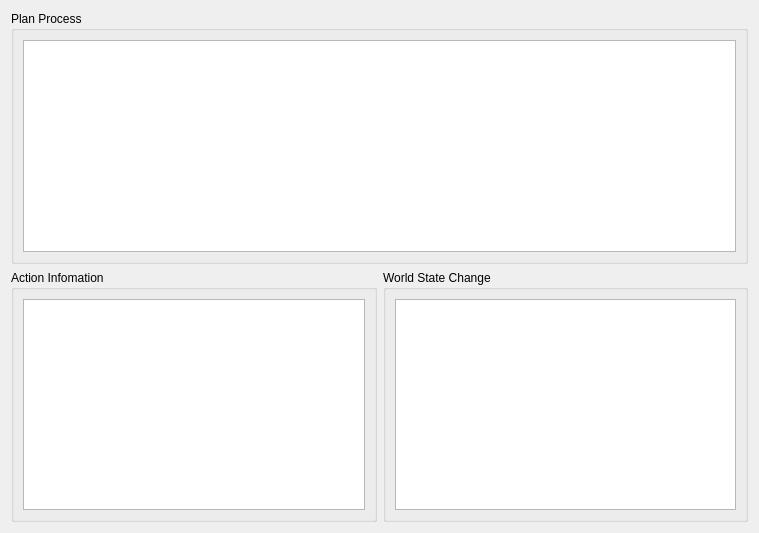
The window that KAVI/forms/PlanValidationDialog.ui (xuanjianwu/KAVI) describes before a commit, drawn with Qt 5.
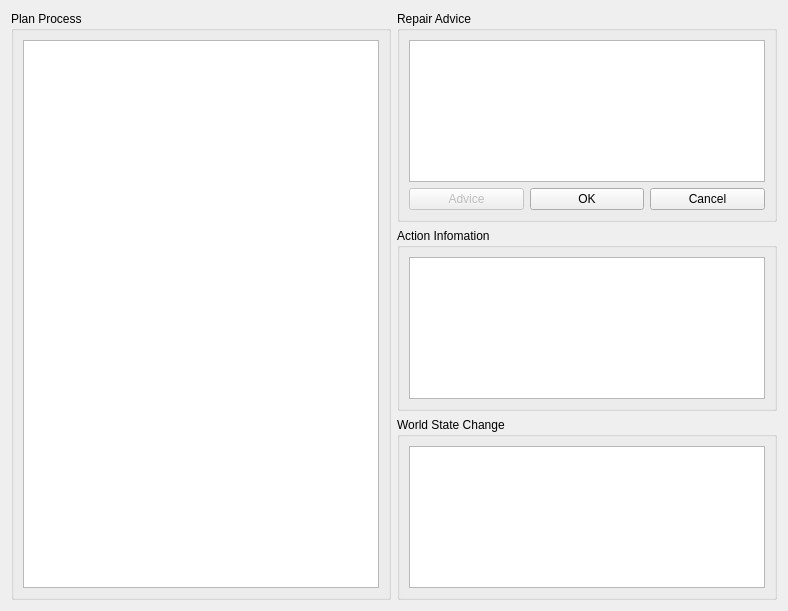
The same window after the commit.

Commit message: update PlanValidationDialog: show PlanProcess and repair advice

What changed in the file:
```diff
--- a/KAVI/forms/PlanValidationDialog.ui
+++ b/KAVI/forms/PlanValidationDialog.ui
@@ -6,20 +6,85 @@
    <rect>
     <x>0</x>
     <y>0</y>
-    <width>759</width>
-    <height>533</height>
+    <width>788</width>
+    <height>611</height>
    </rect>
   </property>
   <property name="windowTitle">
    <string>Plan validation</string>
   </property>
-  <layout class="QGridLayout" name="gridLayout_4">
-   <item row="1" column="0">
+  <layout class="QGridLayout" name="gridLayout_5">
+   <item row="0" column="0" rowspan="3">
+    <widget class="QGroupBox" name="planProcess">
+     <property name="title">
+      <string>Plan Process</string>
+     </property>
+     <layout class="QGridLayout" name="gridLayout_4">
+      <item row="0" column="0">
+       <widget class="QTableWidget" name="actionsTable">
+        <property name="dragEnabled">
+         <bool>true</bool>
+        </property>
+        <attribute name="verticalHeaderCascadingSectionResizes">
+         <bool>false</bool>
+        </attribute>
+        <attribute name="verticalHeaderStretchLastSection">
+         <bool>false</bool>
+        </attribute>
+       </widget>
+      </item>
+     </layout>
+    </widget>
+   </item>
+   <item row="0" column="1">
+    <widget class="QGroupBox" name="repairAdvice">
+     <property name="enabled">
+      <bool>true</bool>
+     </property>
+     <property name="title">
+      <string>Repair Advice</string>
+     </property>
+     <layout class="QGridLayout" name="gridLayout">
+      <item row="0" column="0" colspan="3">
+       <widget class="QTextEdit" name="advice">
+        <property name="readOnly">
+         <bool>true</bool>
+        </property>
+       </widget>
+      </item>
+      <item row="1" column="0">
+       <widget class="QPushButton" name="repair">
+        <property name="enabled">
+         <bool>false</bool>
+        </property>
+        <property name="text">
+         <string>Advice</string>
+        </property>
+       </widget>
+      </item>
+      <item row="1" column="1">
+       <widget class="QPushButton" name="okButton">
+        <property name="text">
+         <string>OK</string>
+        </property>
+       </widget>
+      </item>
+      <item row="1" column="2">
+       <widget class="QPushButton" name="cancelButton">
+        <property name="text">
+         <string>Cancel</string>
+        </property>
+       </widget>
+      </item>
+     </layout>
+    </widget>
+   </item>
+   <item row="1" column="1">
     <widget class="QGroupBox" name="actionInfomationView">
      <property name="title">
       <string>Action Infomation</string>
      </property>
-     <layout class="QGridLayout" name="gridLayout">
+     <layout class="QGridLayout" name="gridLayout_2">
       <item row="0" column="0">
        <widget class="QTextEdit" name="actionInfomation">
         <property name="readOnly">
@@ -30,31 +95,15 @@
      </layout>
     </widget>
    </item>
-   <item row="1" column="1">
+   <item row="2" column="1">
     <widget class="QGroupBox" name="worldStateChangeView">
      <property name="title">
       <string>World State Change</string>
      </property>
-     <layout class="QGridLayout" name="gridLayout_2">
-      <item row="0" column="0">
-       <widget class="QTextEdit" name="worldStateChange">
-        <property name="readOnly">
-         <bool>true</bool>
-        </property>
-       </widget>
-      </item>
-     </layout>
-    </widget>
-   </item>
-   <item row="0" column="0" colspan="2">
-    <widget class="QGroupBox" name="planProcess">
-     <property name="title">
-      <string>Plan Process</string>
-     </property>
      <layout class="QGridLayout" name="gridLayout_3">
       <item row="0" column="0">
-       <widget class="QTableWidget" name="actionsTable">
-        <property name="dragEnabled">
+       <widget class="QTextEdit" name="worldStateChange">
+        <property name="readOnly">
          <bool>true</bool>
         </property>
        </widget>
```
The commit also changes 5 other files.
